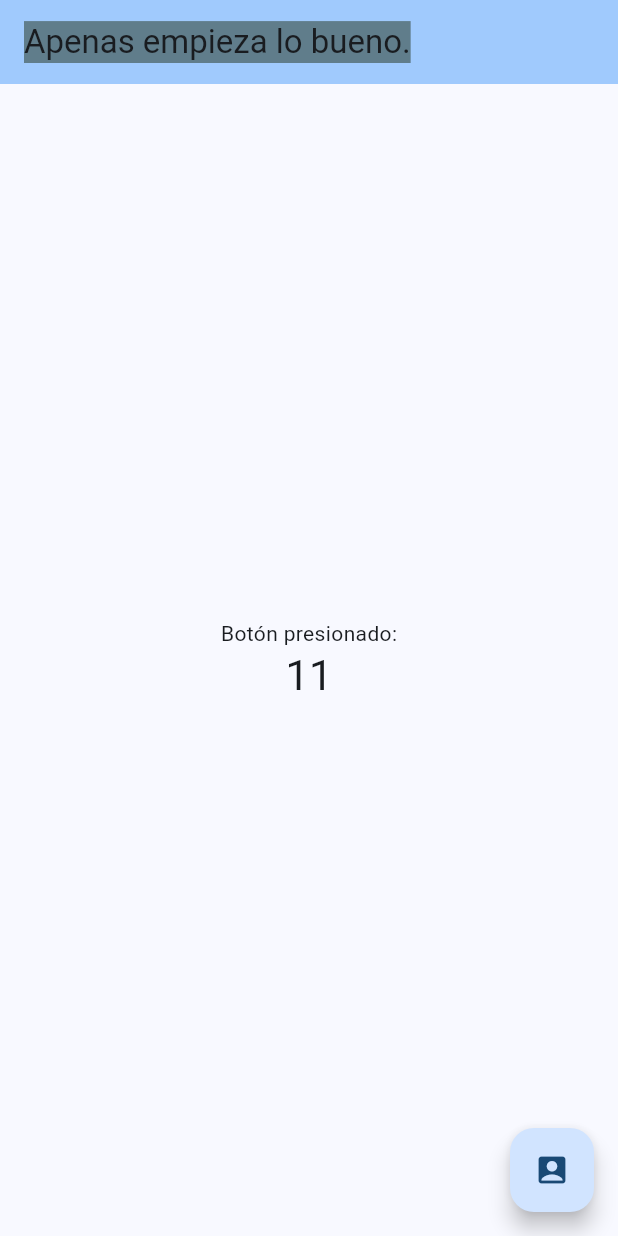
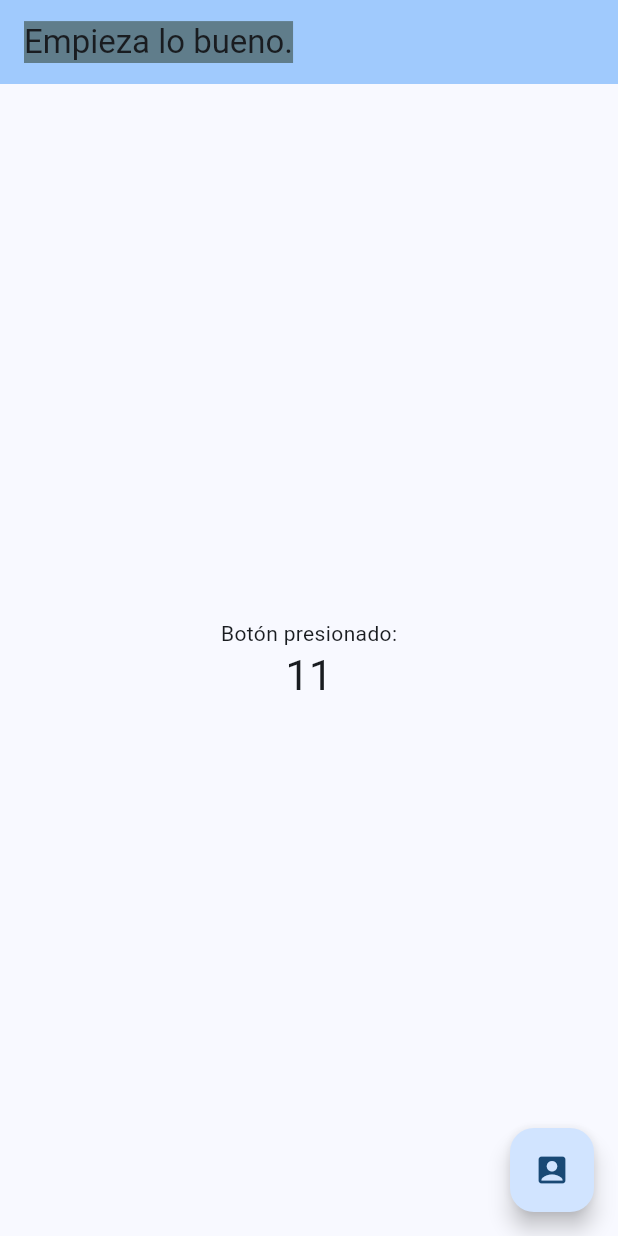
Before and after one commit to mida111/AppCursoGit, a Flutter app: the screen it shows after launch, on a phone screen of 412 x 824 dp. Run offline on Flutter 3.47's test engine with Material 3 defaults, Android fonts, the phone set to English and light mode, and no system bars.

Commit message:
Se cambio el titulo Empieza lo bueno

```diff
--- a/lib/main.dart
+++ b/lib/main.dart
@@ -16,7 +16,7 @@ class MyApp extends StatelessWidget {
       theme: ThemeData(
         colorScheme: ColorScheme.fromSeed(seedColor: Colors.blue),
       ),
-      home: const MyHomePage(title: 'Apenas empieza lo bueno.'),
+      home: const MyHomePage(title: 'Empieza lo bueno.'),
     );
   }
 }
```
